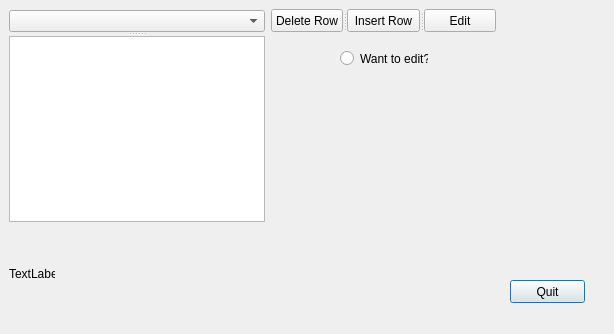
Qt form DB_UI_main.ui (wkrt7/ZZP_project) before a commit.
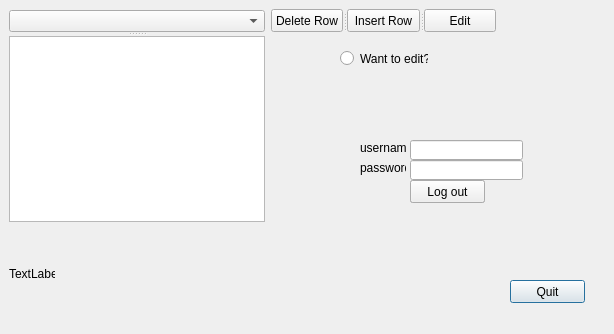
The same form after that commit.

What changed in the file:
```diff
--- a/DB_UI_main.ui
+++ b/DB_UI_main.ui
@@ -95,6 +95,78 @@
     </property>
    </widget>
   </widget>
+  <widget class="QLabel" name="label_2">
+   <property name="geometry">
+    <rect>
+     <x>360</x>
+     <y>140</y>
+     <width>46</width>
+     <height>16</height>
+    </rect>
+   </property>
+   <property name="text">
+    <string>username:</string>
+   </property>
+  </widget>
+  <widget class="QLabel" name="label_3">
+   <property name="geometry">
+    <rect>
+     <x>360</x>
+     <y>160</y>
+     <width>46</width>
+     <height>16</height>
+    </rect>
+   </property>
+   <property name="text">
+    <string>password</string>
+   </property>
+  </widget>
+  <widget class="QPushButton" name="pushButton_5">
+   <property name="geometry">
+    <rect>
+     <x>410</x>
+     <y>180</y>
+     <width>75</width>
+     <height>23</height>
+    </rect>
+   </property>
+   <property name="text">
+    <string>Log in</string>
+   </property>
+  </widget>
+  <widget class="QLineEdit" name="lineEdit">
+   <property name="geometry">
+    <rect>
+     <x>410</x>
+     <y>140</y>
+     <width>113</width>
+     <height>20</height>
+    </rect>
+   </property>
+  </widget>
+  <widget class="QLineEdit" name="lineEdit_2">
+   <property name="geometry">
+    <rect>
+     <x>410</x>
+     <y>160</y>
+     <width>113</width>
+     <height>20</height>
+    </rect>
+   </property>
+  </widget>
+  <widget class="QPushButton" name="pushButton_6">
+   <property name="geometry">
+    <rect>
+     <x>410</x>
+     <y>180</y>
+     <width>75</width>
+     <height>23</height>
+    </rect>
+   </property>
+   <property name="text">
+    <string>Log out</string>
+   </property>
+  </widget>
  </widget>
  <resources/>
  <connections>
```
Left out of the diff: 54 changed lines with no effect on the pictures.
